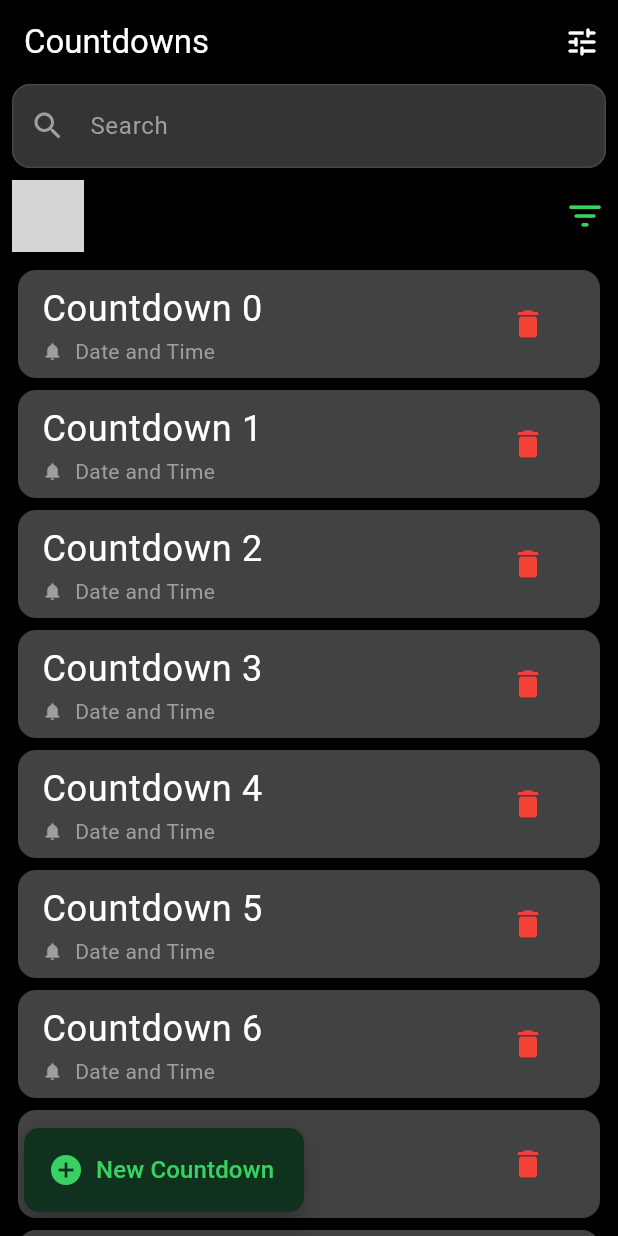
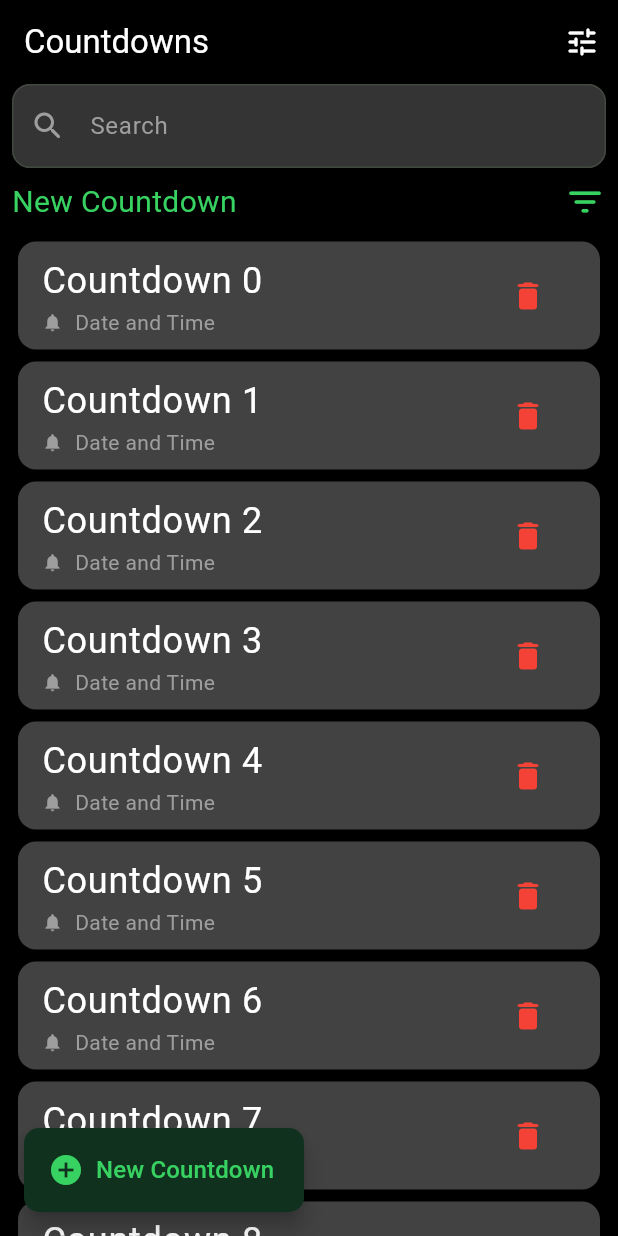
Before and after one commit to MedoAlshafei/countdown, a Flutter app: the screen it shows after launch, on a phone screen of 412 x 824 dp. Run offline on Flutter 3.47's test engine with Material 3 defaults, Android fonts, the phone set to English and light mode, and no system bars; grey boxes are pictures that could not be loaded.

Commit message:
Refactor home view: Remove redundant Scaffold, update text widget, and adjust list view physics; update background color of the home view

```diff
--- a/lib/views/home_view.dart
+++ b/lib/views/home_view.dart
@@ -1,6 +1,5 @@
-import 'package:countdown/widget/new_countdown_text.dart';
+import 'package:countdown/theme/constants.dart';
 import 'package:flutter/material.dart';
-import 'package:countdown/theme/constants.dart';
 
 import '../widget/c_floating_action_button.dart';
 import '../widget/c_list_view_builder.dart';
@@ -17,6 +16,7 @@ class _HomeViewState extends State<HomeView> {
   @override
   Widget build(BuildContext context) {
     return Scaffold(
+      backgroundColor: kblack,
       appBar: AppBar(
         backgroundColor: kblack,
         foregroundColor: Colors.white,
@@ -31,8 +31,6 @@ class _HomeViewState extends State<HomeView> {
           ),
         ],
       ),
-      body: Scaffold(
-        backgroundColor: kblack,
       body: Center(
         child: Padding(
           padding: const EdgeInsets.symmetric(horizontal: 8),
@@ -44,7 +42,13 @@ class _HomeViewState extends State<HomeView> {
               // const SizedBox(height: 8),
               Row(
                 children: [
-                    NewCountdownText(),
+                  Text(
+                    kNewCountdown,
+                    style: TextStyle(
+                      color: kgreen,
+                      fontSize: 20,
+                    ),
+                  ),
                   const Spacer(
                     flex: 1,
                   ),
@@ -63,7 +67,6 @@ class _HomeViewState extends State<HomeView> {
       ),
       floatingActionButton: CustomFloatingActionButton(),
       floatingActionButtonLocation: FloatingActionButtonLocation.startFloat,
-      ),
     );
   }
 }
--- a/lib/widget/c_list_view_builder.dart
+++ b/lib/widget/c_list_view_builder.dart
@@ -9,7 +9,7 @@ class CustomListViewBuilder extends StatelessWidget {
     return Expanded(
       child: ListView.builder(
         itemCount: itemCount,
-        physics: BouncingScrollPhysics(),
+        physics: ClampingScrollPhysics(),
         itemBuilder: (context, index) {
           return Card(
             color: Colors.grey[800],
```
Lines whose indentation alone changed are shown as unchanged.
